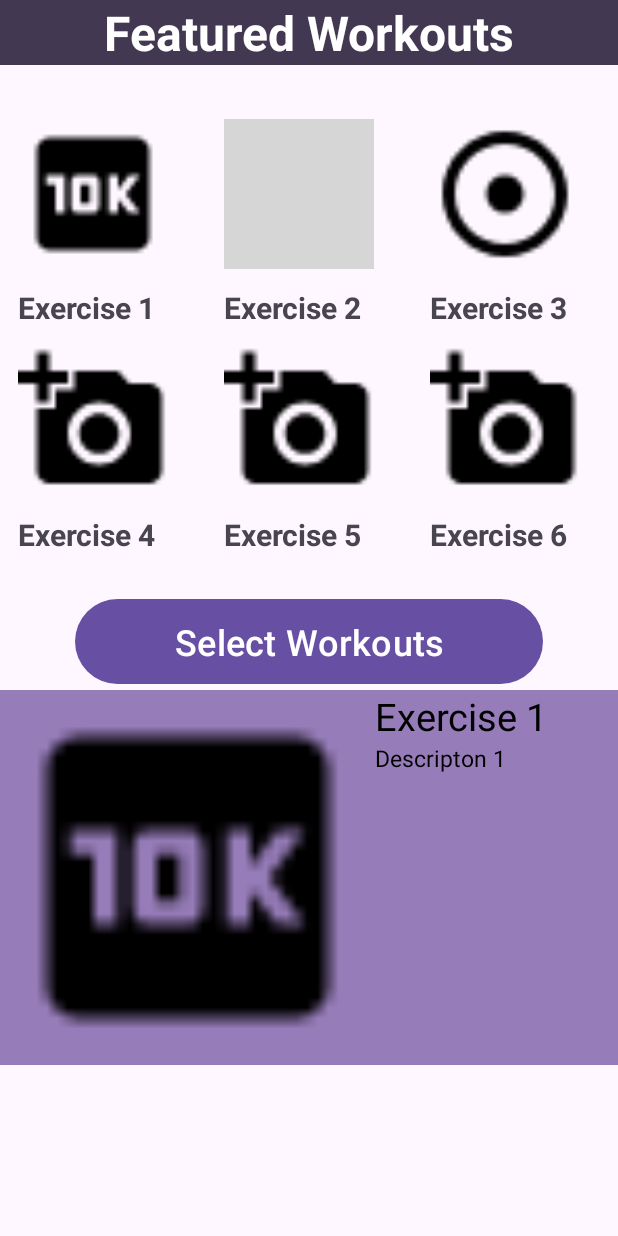
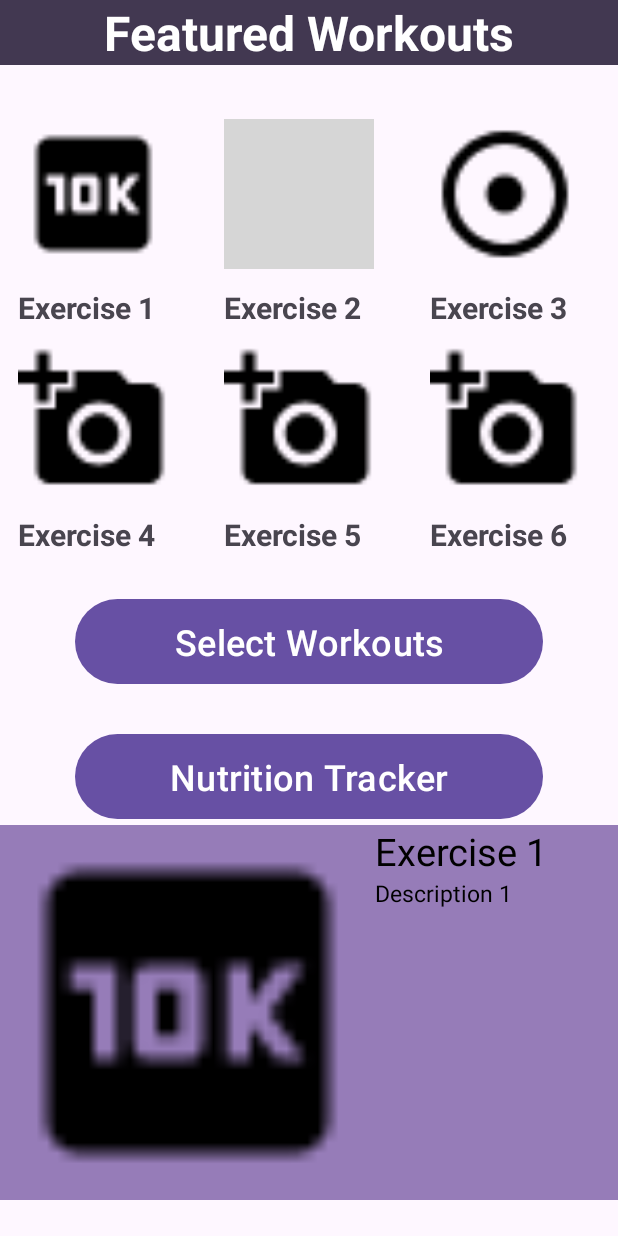
Before and after one commit to NightKnightBot/workoutApp, an Android app: the screen it shows after launch (MainActivity), after a tap on "Exercise 1", on a phone screen of 412 x 824 dp. Run offline under Robolectric (Android 15) with nearby library versions, the phone set to English and light mode, and no system bars; our stand-ins replace Room's generated code; grey boxes are pictures that could not be loaded.

Commit message:
Added nutrition tracker and database client, and made changes to excercise dao

```diff
--- a/app/src/main/java/com/example/workoutapp2/MainActivity.java
+++ b/app/src/main/java/com/example/workoutapp2/MainActivity.java
@@ -10,6 +10,7 @@ import android.widget.Button;
 import android.widget.GridView;
 import android.widget.ImageView;
 import android.widget.LinearLayout;
+import android.widget.ScrollView;
 import android.widget.TextView;
 import android.widget.Toast;
 
@@ -34,17 +35,15 @@ public class MainActivity extends AppCompatActivity {
 
     private GridView gridView;
     private LinearLayout linearLayout;
-
     private ImageView selectedImage;
     private TextView selectedName;
     private TextView selectedDesc;
-    ArrayList<Individual> workouts;
+    private ArrayList<Individual> workouts;
+    private Button selectWorkout;
+    private Button nutritionTrackerButton; // New button for Nutrition Tracker
+    private Executor executor;
+    private IndividualAdapter adapter;
 
-    private Button selectWorkout;
-
-    Executor executor;
-
-    IndividualAdapter adapter;
     @Override
     protected void onCreate(Bundle savedInstanceState) {
         AppCompatDelegate.setDefaultNightMode(AppCompatDelegate.MODE_NIGHT_NO);
@@ -58,7 +57,6 @@ public class MainActivity extends AppCompatActivity {
         });
 
         executor = Executors.newSingleThreadExecutor();
-
         workouts = new ArrayList<>();
 
         gridView = findViewById(R.id.gridView);
@@ -67,74 +65,59 @@ public class MainActivity extends AppCompatActivity {
         selectedName = findViewById(R.id.selectedName);
         selectedDesc = findViewById(R.id.selectedDesc);
         selectWorkout = findViewById(R.id.selectWorkout);
+        nutritionTrackerButton = findViewById(R.id.nutritionTrackerButton); // Initialize the new button
 
-//        Add exercise
-
-        executor.execute(new Runnable() {
-            @Override
-            public void run() {
+        // Add exercise
+        executor.execute(() -> {
             ExerciseDao dao = DatabaseClient.getInstance(MainActivity.this).getExerciseDatabase().exerciseDao();
             boolean databaseIsEmpty = dao.getRowCount() == 0;
-                if(databaseIsEmpty) {
-                    dao.insertExercise(new Exercise("Exercise 1", R.drawable.one, "Descripton 1", "chest"));
-                    dao.insertExercise(new Exercise("Exercise 2", R.drawable.two, "Descripton 2", "legs"));
-                    dao.insertExercise(new Exercise("Exercise 3", R.drawable.three, "Descripton 3", "arms"));
-                    dao.insertExercise(new Exercise("Exercise 4", R.drawable.four, "Descripton 4", "back"));
-                    dao.insertExercise(new Exercise("Exercise 5", R.drawable.four, "Descripton 5", "core"));
-                    dao.insertExercise(new Exercise("Exercise 6", R.drawable.four, "Descripton 6", "shoulders"));
+            if (databaseIsEmpty) {
+                dao.insertExercise(new Exercise("Exercise 1", R.drawable.one, "Description 1", "chest"));
+                dao.insertExercise(new Exercise("Exercise 2", R.drawable.two, "Description 2", "legs"));
+                dao.insertExercise(new Exercise("Exercise 3", R.drawable.three, "Description 3", "arms"));
+                dao.insertExercise(new Exercise("Exercise 4", R.drawable.four, "Description 4", "back"));
+                dao.insertExercise(new Exercise("Exercise 5", R.drawable.four, "Description 5", "core"));
+                dao.insertExercise(new Exercise("Exercise 6", R.drawable.four, "Description 6", "shoulders"));
 
-                    runOnUiThread(new Runnable() {
-                        @Override
-                        public void run() {
+                runOnUiThread(() -> {
                     Toast.makeText(MainActivity.this, "Database has been populated", Toast.LENGTH_SHORT).show();
                     loadExercises();
-                        }
                 });
-                }
-                else {
-                    runOnUiThread(new Runnable() {
-                        @Override
-                        public void run() {
+            } else {
+                runOnUiThread(() -> {
                     Toast.makeText(MainActivity.this, "Database is full", Toast.LENGTH_SHORT).show();
-                        }
                 });
-                }
             }
         });
 
         adapter = new IndividualAdapter(this, workouts);
         gridView.setAdapter(adapter);
 
-        gridView.setOnItemClickListener(new AdapterView.OnItemClickListener() {
-            @Override
-            public void onItemClick(AdapterView<?> parent, View view, int position, long id) {
+        gridView.setOnItemClickListener((parent, view, position, id) -> {
             Glide.with(MainActivity.this).load(workouts.get(position).getImage()).into(selectedImage);
             selectedName.setText(workouts.get(position).getName());
             selectedDesc.setText(workouts.get(position).getDescription());
             slideUp();
-            }
         });
 
         loadExercises();
 
-        selectWorkout.setOnClickListener(new View.OnClickListener() {
-            @Override
-            public void onClick(View view) {
+        selectWorkout.setOnClickListener(view -> {
             Intent intent = new Intent(MainActivity.this, WorkoutSchedule.class);
             startActivity(intent);
-            }
         });
 
-        linearLayout.setOnClickListener(new View.OnClickListener() {
-            @Override
-            public void onClick(View view) {
-                slideDown();
-            }
+        // Set up the Nutrition Tracker button
+        nutritionTrackerButton.setOnClickListener(view -> {
+            Intent intent = new Intent(MainActivity.this, NutritionTrackerActivity.class);
+            startActivity(intent);
         });
+
+        linearLayout.setOnClickListener(view -> slideDown());
     }
 
     void slideUp() {
-        if(linearLayout.getVisibility()==View.GONE) {
+        if (linearLayout.getVisibility() == View.GONE) {
             linearLayout.setVisibility(View.VISIBLE);
             Animation slideup = AnimationUtils.loadAnimation(MainActivity.this, R.anim.slide_up);
             linearLayout.startAnimation(slideup);
@@ -149,10 +132,9 @@ public class MainActivity extends AppCompatActivity {
 
     @Override
     public void onBackPressed() {
-        if (linearLayout.getVisibility()==View.GONE) {
+        if (linearLayout.getVisibility() == View.GONE) {
             super.onBackPressed();
-        }
-        else {
+        } else {
             slideDown();
         }
     }
--- a/app/src/main/res/layout/activity_main.xml
+++ b/app/src/main/res/layout/activity_main.xml
@@ -39,6 +39,18 @@
         android:id="@+id/selectWorkout"
         android:padding="12dp"/>
 
+    <Button
+        android:layout_width="match_parent"
+        android:layout_height="wrap_content"
+        android:gravity="center"
+        android:text="Nutrition Tracker"
+        android:layout_marginStart="50dp"
+        android:layout_marginTop="25dp"
+        android:layout_marginEnd="50dp"
+        android:textSize="24sp"
+        android:id="@+id/nutritionTrackerButton"
+        android:padding="12dp"/>
+
     <ScrollView
         android:layout_width="match_parent"
         android:layout_height="match_parent">
@@ -76,6 +88,4 @@
             </LinearLayout>
         </LinearLayout>
     </ScrollView>
-
-
 </LinearLayout>
```
Lines whose indentation alone changed are shown as unchanged.
